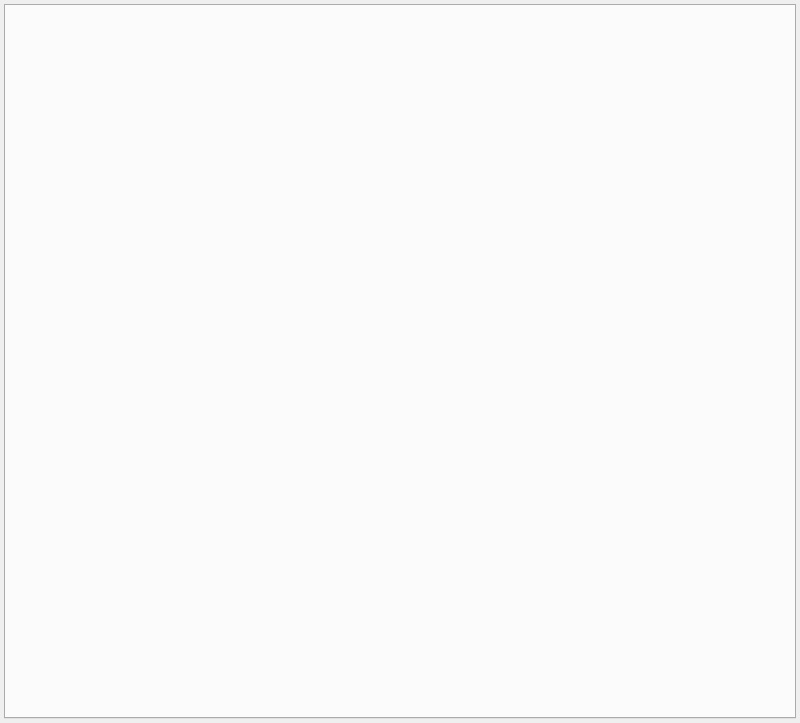
First picture: the form in src/asammdf/gui/ui/main_window.ui, repository danielhrisca/asammdf, before the edit.
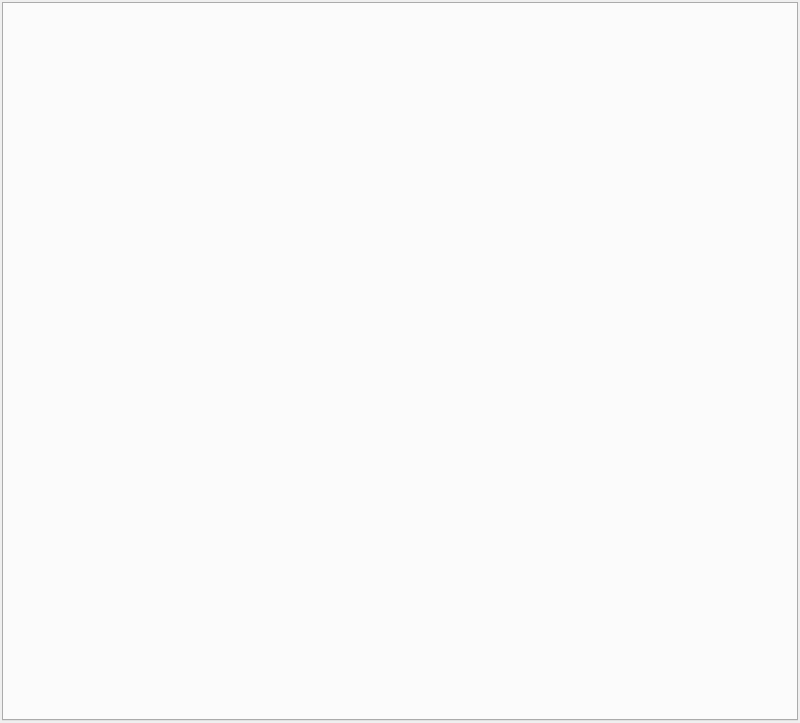
Second picture: the form after the edit. Icons and pictures are not drawn.

What changed in the file:
```diff
--- a/src/asammdf/gui/ui/main_window.ui
+++ b/src/asammdf/gui/ui/main_window.ui
@@ -26,19 +26,19 @@
   <widget class="QWidget" name="centralwidget">
    <layout class="QVBoxLayout" name="verticalLayout">
     <property name="spacing">
-  <number>2</number>
+  <number>1</number>
 </property>
     <property name="leftMargin">
-  <number>2</number>
+  <number>1</number>
 </property>
     <property name="topMargin">
-  <number>2</number>
+  <number>1</number>
 </property>
     <property name="rightMargin">
-  <number>2</number>
+  <number>1</number>
 </property>
     <property name="bottomMargin">
-  <number>2</number>
+  <number>1</number>
 </property>
     <item>
      <widget class="QStackedWidget" name="stackedWidget">
@@ -51,19 +51,19 @@
       <widget class="QWidget" name="stackedWidgetPage1">
        <layout class="QVBoxLayout" name="verticalLayout_2">
         <property name="spacing">
-  <number>2</number>
+  <number>1</number>
 </property>
         <property name="leftMargin">
-  <number>2</number>
+  <number>1</number>
 </property>
         <property name="topMargin">
-  <number>2</number>
+  <number>1</number>
 </property>
         <property name="rightMargin">
-  <number>2</number>
+  <number>1</number>
 </property>
         <property name="bottomMargin">
-  <number>2</number>
+  <number>1</number>
 </property>
         <item>
          <widget class="QTabWidget" name="files">
```
